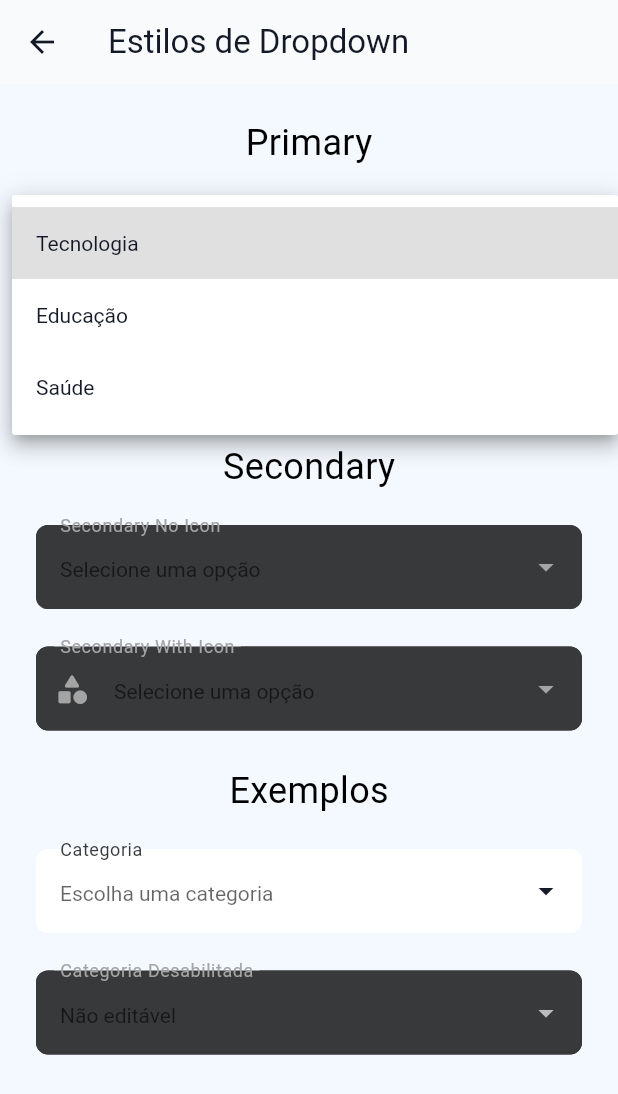
After one commit to LCapistrano25/TodolistProject, a Flutter app: the ActionDropdownPage screen opened directly, after a tap on "Selecione uma opção", on a phone screen of 412 x 824 dp. The commit adds this screen. Shown: the top 1094 px of the screen. Run offline on Flutter 3.47's test engine with Material 3 defaults, Android fonts, the phone set to English and light mode, and no system bars; Roboto replaces fonts that are missing (Poppins).

Commit message:
Create DropDown Styles

```diff
--- a/lib/Components/DropDown/action_dropdown.dart
+++ b/lib/Components/DropDown/action_dropdown.dart
@@ -0,0 +1,117 @@
+import 'package:flutter/material.dart';
+import 'package:project_to_do_list/Shared/colors.dart';
+import 'action_dropdown_view_model.dart';
+
+class ActionDropdown<T> extends StatelessWidget {
+  final ActionDropdownViewModel<T> viewModel;
+
+  const ActionDropdown._({
+    super.key,
+    required this.viewModel,
+  });
+
+  static ActionDropdown<T> instantiate<T>({
+    required ActionDropdownViewModel<T> viewModel,
+  }) {
+    return ActionDropdown._(viewModel: viewModel);
+  }
+
+  Color _getBackgroundColor() {
+    if (viewModel.backgroundColor != null) return viewModel.backgroundColor!;
+
+    switch (viewModel.style) {
+      case ActionDropdownStyle.primary:
+        return brandWhite;
+      case ActionDropdownStyle.secondary:
+        return alternativeColor;
+    }
+  }
+
+  BorderSide _getBorder() {
+    Color color;
+    switch (viewModel.style) {
+      case ActionDropdownStyle.primary:
+        color = brandWhite;
+        break;
+      case ActionDropdownStyle.secondary:
+        color = alternativeColor;
+        break;
+    }
+    return BorderSide(
+      color: viewModel.borderColor ?? color,
+      width: 1.5,
+    );
+  }
+
+  Color _getTextColor() {
+    switch (viewModel.style) {
+      case ActionDropdownStyle.primary:
+        return viewModel.textColor ?? textTitle;
+      case ActionDropdownStyle.secondary:
+        return viewModel.textColor ?? textSecondary;
+    }
+  }
+
+  Color _getIconColor() {
+    if (viewModel.iconColor != null) return viewModel.iconColor!;
+    switch (viewModel.style) {
+      case ActionDropdownStyle.primary:
+        return textTitle;
+      case ActionDropdownStyle.secondary:
+        return textSecondary;
+    }
+  }
+
+  @override
+  Widget build(BuildContext context) {
+    final scaffoldBg = Theme.of(context).scaffoldBackgroundColor;
+
+    return DropdownButtonFormField<T>(
+      value: viewModel.value,
+      items: viewModel.items,
+      onChanged: viewModel.readOnly || !viewModel.enabled ? null : viewModel.onChanged,
+
+      dropdownColor: _getBackgroundColor(),
+
+      decoration: InputDecoration(
+        labelText: viewModel.labelText,
+        labelStyle: TextStyle(color: _getTextColor()),
+        floatingLabelStyle: TextStyle(color: _getTextColor()),
+
+        hintText: viewModel.hintText,
+        hintStyle: TextStyle(color: _getTextColor()),
+
+        helperText: viewModel.helperText,
+        helperStyle: TextStyle(color: _getTextColor()),
+
+        errorText: viewModel.errorText,
+        errorStyle: const TextStyle(color: destructiveColor),
+
+        prefixIcon: viewModel.prefixIcon != null
+            ? Icon(viewModel.prefixIcon, color: _getIconColor())
+            : null,
+        suffixIcon: viewModel.suffixIcon != null
+            ? Icon(viewModel.suffixIcon, color: _getIconColor())
+            : null,
+
+        filled: true,
+        fillColor: _getBackgroundColor() ?? scaffoldBg,
+
+        enabledBorder: OutlineInputBorder(
+          borderSide: _getBorder(),
+          borderRadius: BorderRadius.circular(8),
+        ),
+        focusedBorder: OutlineInputBorder(
+          borderSide: _getBorder(),
+          borderRadius: BorderRadius.circular(8),
+        ),
+      ),
+
+      style: TextStyle(
+        color: _getTextColor(), // 🔹 valor selecionado
+      ),
+
+      iconEnabledColor: _getIconColor(),
+    );
+  }
+}
--- a/lib/Components/DropDown/action_dropdown_view_model.dart
+++ b/lib/Components/DropDown/action_dropdown_view_model.dart
@@ -1,10 +1,54 @@
 import 'package:flutter/material.dart';
 
-enum ActionDropDownStyle {
+enum ActionDropdownStyle {
   primary,
   secondary,
 }
 
-class ActionDropDownViewModel {
+class ActionDropdownViewModel<T> {
+  final ActionDropdownStyle style;
 
+  final List<DropdownMenuItem<T>> items;
+  final T? value;
+
+  final String? hintText;
+  final String? labelText;
+  final String? helperText;
+  final String? errorText;
+
+  final bool enabled;
+  final bool readOnly;
+
+  final IconData? prefixIcon;
+  final IconData? suffixIcon;
+
+  final ValueChanged<T?>? onChanged;
+
+  final Color? backgroundColor;
+  final Color? borderColor;
+  final Color? textColor;
+  final Color? iconColor;
+
+  /// 🔹 Nova propriedade para controlar a cor do menu suspenso
+  final Color? dropdownColor;
+
+  ActionDropdownViewModel({
+    required this.style,
+    required this.items,
+    this.value,
+    this.hintText,
+    this.labelText,
+    this.helperText,
+    this.errorText,
+    this.enabled = true,
+    this.readOnly = false,
+    this.prefixIcon,
+    this.suffixIcon,
+    this.onChanged,
+    this.backgroundColor,
+    this.borderColor,
+    this.textColor,
+    this.iconColor,
+    this.dropdownColor,
+  });
 }
--- /dev/null
+++ b/lib/Components/DropDownItem/action_dropdown_item.dart
@@ -0,0 +1,42 @@
+import 'package:flutter/material.dart';
+import 'package:project_to_do_list/Components/DropDownItem/action_dropdown_item_view_model.dart';
+
+class ActionDropdownMenuItem<T> extends StatelessWidget {
+  final ActionDropdownMenuItemViewModel<T> viewModel;
+
+  const ActionDropdownMenuItem._({
+    super.key,
+    required this.viewModel,
+  });
+
+  static DropdownMenuItem<T> instantiate<T>({
+    required ActionDropdownMenuItemViewModel<T> viewModel,
+  }) {
+    return DropdownMenuItem<T>(
+      value: viewModel.value,
+      child: ActionDropdownMenuItem._(viewModel: viewModel),
+    );
+  }
+
+  @override
+  Widget build(BuildContext context) {
+    final inheritedTextColor = DefaultTextStyle.of(context).style.color;
+
+    return Row(
+      children: [
+        if (viewModel.icon != null)
+          Icon(
+            viewModel.icon,
+            color: viewModel.iconColor ?? Theme.of(context).iconTheme.color,
+          ),
+        if (viewModel.icon != null) const SizedBox(width: 8),
+       Text(
+          viewModel.label,
+          style: viewModel.textColor != null
+              ? TextStyle(color: inheritedTextColor) // aplica apenas se for custom
+              : null, // deixa sem estilo -> herda o style do DropdownButtonFormField
+        ),
+      ],
+    );
+  }
+}
--- /dev/null
+++ b/lib/Components/DropDownItem/action_dropdown_item_view_model.dart
@@ -0,0 +1,17 @@
+import 'package:flutter/material.dart';
+
+class ActionDropdownMenuItemViewModel<T> {
+  final T value; // valor lógico que será retornado ao selecionar
+  final String label; // texto exibido
+  final IconData? icon; // ícone opcional
+  final Color? textColor; // cor do texto
+  final Color? iconColor; // cor do ícone
+
+  ActionDropdownMenuItemViewModel({
+    required this.value,
+    required this.label,
+    this.icon,
+    this.textColor,
+    this.iconColor,
+  });
+}
--- a/lib/Components/Inputs/action_input.dart
+++ b/lib/Components/Inputs/action_input.dart
@@ -151,7 +151,7 @@ class ActionInput extends StatelessWidget {
         helperStyle: TextStyle(color: _getTextColor().withOpacity(0.7)), // <- helper text
 
         errorText: viewModel.errorText,
-        errorStyle: TextStyle(color: Colors.red), // <- erro separado
+        errorStyle: TextStyle(color:destructiveColor), // <- erro separado
 
         prefixIcon: viewModel.prefixIcon != null
             ? Icon(viewModel.prefixIcon, color: viewModel.iconColor ?? _getIconColor())
--- /dev/null
+++ b/lib/Samples/actionDropDownSampleScren/action_dropdown_sample_screen.dart
@@ -0,0 +1,108 @@
+import 'package:flutter/material.dart';
+import 'package:project_to_do_list/Components/DropDown/action_dropdown.dart';
+import 'package:project_to_do_list/Components/DropDown/action_dropdown_view_model.dart';
+import 'package:project_to_do_list/Components/DropDownItem/action_dropdown_item.dart';
+import 'package:project_to_do_list/Components/DropDownItem/action_dropdown_item_view_model.dart';
+
+import 'package:project_to_do_list/Shared/colors.dart';
+import 'package:project_to_do_list/Shared/icons.dart';
+import 'package:project_to_do_list/Shared/styles.dart';
+
+class ActionDropdownPage extends StatelessWidget {
+  const ActionDropdownPage({super.key});
+
+  @override
+  Widget build(BuildContext context) {
+    final items = [
+      ActionDropdownMenuItemViewModel(value: 1, label: "Tecnologia"),
+      ActionDropdownMenuItemViewModel(value: 2, label: "Educação"),
+      ActionDropdownMenuItemViewModel(value: 3, label: "Saúde"),
+    ];
+
+    return Scaffold(
+    backgroundColor: brandBackground,
+    appBar: AppBar(
+      title: const Text('Estilos de Dropdown'),
+      foregroundColor: textTitle,
+      backgroundColor: neutralLightGray,
+    ),
+    body: SingleChildScrollView(
+      padding: const EdgeInsets.all(24),
+      child: Column(
+        spacing: 25,
+        children: [
+
+          const Text('Primary', style: poppinsRegular24),
+
+          ActionDropdown.instantiate<int>(
+            viewModel: ActionDropdownViewModel<int>(
+              items: items.map((vm) => ActionDropdownMenuItem.instantiate(viewModel: vm)).toList(),
+              style: ActionDropdownStyle.primary,
+              labelText: "Primary No Icon",
+              hintText: "Selecione uma opção",
+              onChanged: (val) => print("Selecionado: $val"),
+            ),
+          ),
+
+          ActionDropdown.instantiate<int>(
+            viewModel: ActionDropdownViewModel<int>(
+              items: items.map((vm) => ActionDropdownMenuItem.instantiate(viewModel: vm)).toList(),
+              style: ActionDropdownStyle.primary,
+              labelText: "Primary With Icon",
+              hintText: "Selecione uma opção",
+              prefixIcon: AppIcons.list,
+              onChanged: (val) => print("Selecionado: $val"),
+            ),
+          ),
+
+          const Text('Secondary', style: poppinsRegular24),
+
+          ActionDropdown.instantiate<int>(
+              viewModel: ActionDropdownViewModel<int>(
+                items: items.map((vm) => ActionDropdownMenuItem.instantiate(viewModel: vm)).toList(),
+                style: ActionDropdownStyle.secondary,
+                labelText: "Secondary No Icon",
+                hintText: "Selecione uma opção",
+                onChanged: (val) => print("Selecionado: $val"),
+              ),
+          ),
+
+          ActionDropdown.instantiate<int>(
+            viewModel: ActionDropdownViewModel<int>(
+              items: items.map((vm) => ActionDropdownMenuItem.instantiate(viewModel: vm)).toList(),
+              style: ActionDropdownStyle.secondary,
+              labelText: "Secondary With Icon",
+              hintText: "Selecione uma opção",
+              prefixIcon: AppIcons.category,
+              onChanged: (val) => print("Selecionado: $val"),
+            ),
+          ),
+
+          const Text('Exemplos', style: poppinsRegular24),
+
+          ActionDropdown.instantiate<int>(
+            viewModel: ActionDropdownViewModel<int>(
+              items: items.map((vm) => ActionDropdownMenuItem.instantiate(viewModel: vm)).toList(),
+              style: ActionDropdownStyle.primary,
+              labelText: "Categoria",
+              hintText: "Escolha uma categoria",
+              onChanged: (val) => print("Categoria: $val"),
+              textColor: alternativeColor
+            ),
+          ),
+
+          ActionDropdown.instantiate<int>(
+            viewModel: ActionDropdownViewModel<int>(
+              items: items.map((vm) => ActionDropdownMenuItem.instantiate(viewModel: vm)).toList(),
+              style: ActionDropdownStyle.secondary,
+              labelText: "Categoria Desabilitada",
+              hintText: "Não editável",
+              enabled: false,
+            ),
+          ),
+        ],
+      ),
+    ),
+  );
+  }
+}
--- a/lib/Samples/homeScreen/home_screen.dart
+++ b/lib/Samples/homeScreen/home_screen.dart
@@ -1,5 +1,6 @@
 import 'package:flutter/material.dart';
 import 'package:project_to_do_list/Samples/actionButtonSampleScreen/action_button_sample_screen.dart';
+import 'package:project_to_do_list/Samples/actionDropDownSampleScren/action_dropdown_sample_screen.dart';
 import 'package:project_to_do_list/Samples/actionInputSampleScreen/action_input_sample_screen.dart';
 import 'package:project_to_do_list/Samples/actionSidebarSampleScreen/action_sidebar_sample_screen.dart';
 
@@ -20,7 +21,8 @@ class HomeScreen extends StatelessWidget {
             children: [
               _buildButton(context, 'Tipos de Botões', ActionButtonPage()),
               _buildButton(context, 'Tipos de Input', ActionInputPage()),
-              _buildButton(context, 'Tipos de Sidebar', ActionSidebarPage())
+              _buildButton(context, 'Tipos de Sidebar', ActionSidebarPage()),
+              _buildButton(context, 'Tipos de Dropdown', ActionDropdownPage())
             ],
           ),
         ),
--- a/lib/Shared/icons.dart
+++ b/lib/Shared/icons.dart
@@ -21,4 +21,7 @@ class AppIcons {
 
   static const IconData dollar = Icons.attach_money_outlined;
 
+  static const IconData category = Icons.category_rounded;
+
+  static const IconData list = Icons.list_outlined;
 }
```
